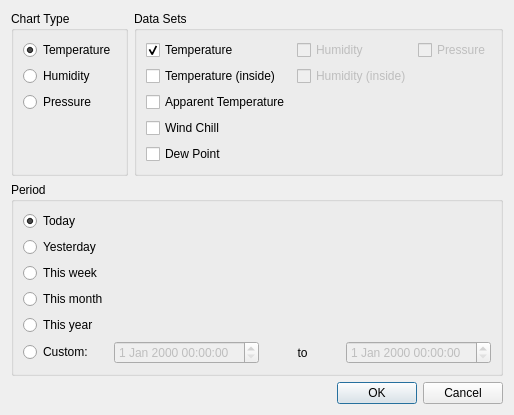
The window that desktop/chartoptionsdialog.ui (davidrg/zxweather) describes before a commit, drawn with Qt 5.
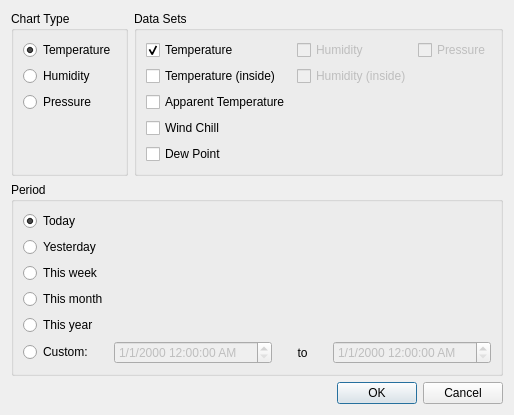
The same window after the commit. Icons and pictures are not drawn.

Commit message: Clip the date range so that the start and end dates fall within the date range available for the weather station. This requires a json resource new in v1.0 of the web interface rendering it incompatible with v0.x.

The edit to the form file:
```diff
--- a/desktop/chartoptionsdialog.ui
+++ b/desktop/chartoptionsdialog.ui
@@ -197,6 +197,9 @@
         <property name="enabled">
          <bool>false</bool>
         </property>
+        <property name="displayFormat">
+         <string>d/M/yyyy h:mm:ss AP</string>
+        </property>
        </widget>
       </item>
       <item row="5" column="2">
@@ -220,6 +223,9 @@
         <property name="enabled">
          <bool>false</bool>
         </property>
+        <property name="displayFormat">
+         <string>d/M/yyyy h:mm:ss AP</string>
+        </property>
        </widget>
       </item>
      </layout>
```
The commit also changes 3 other files.
